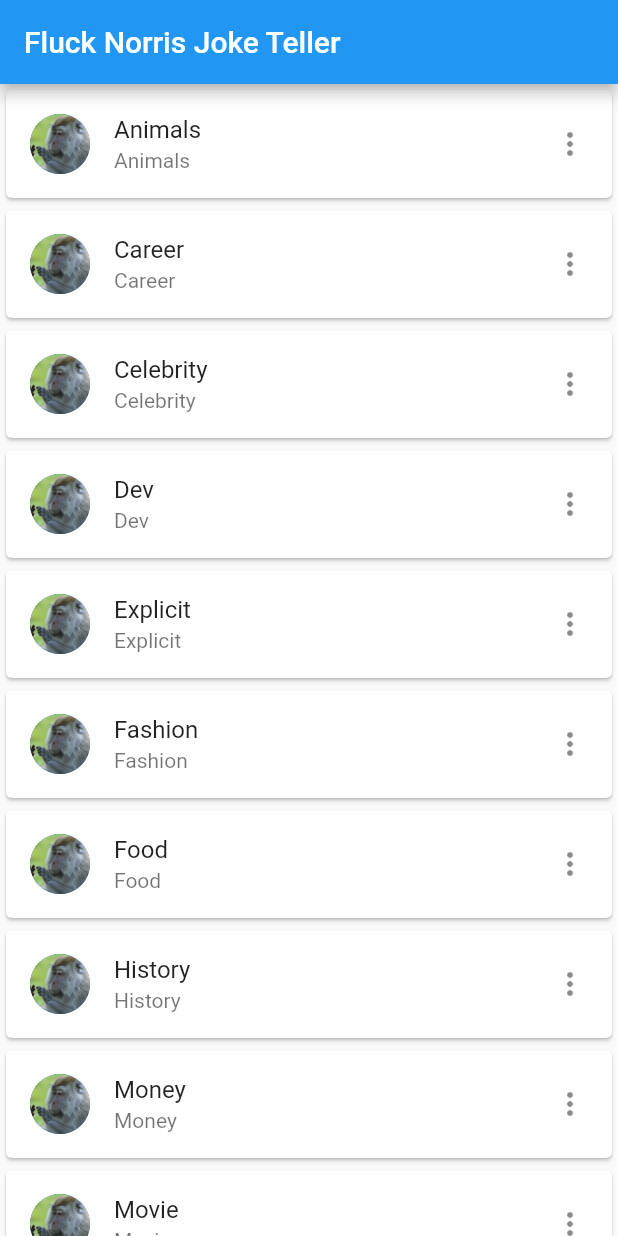
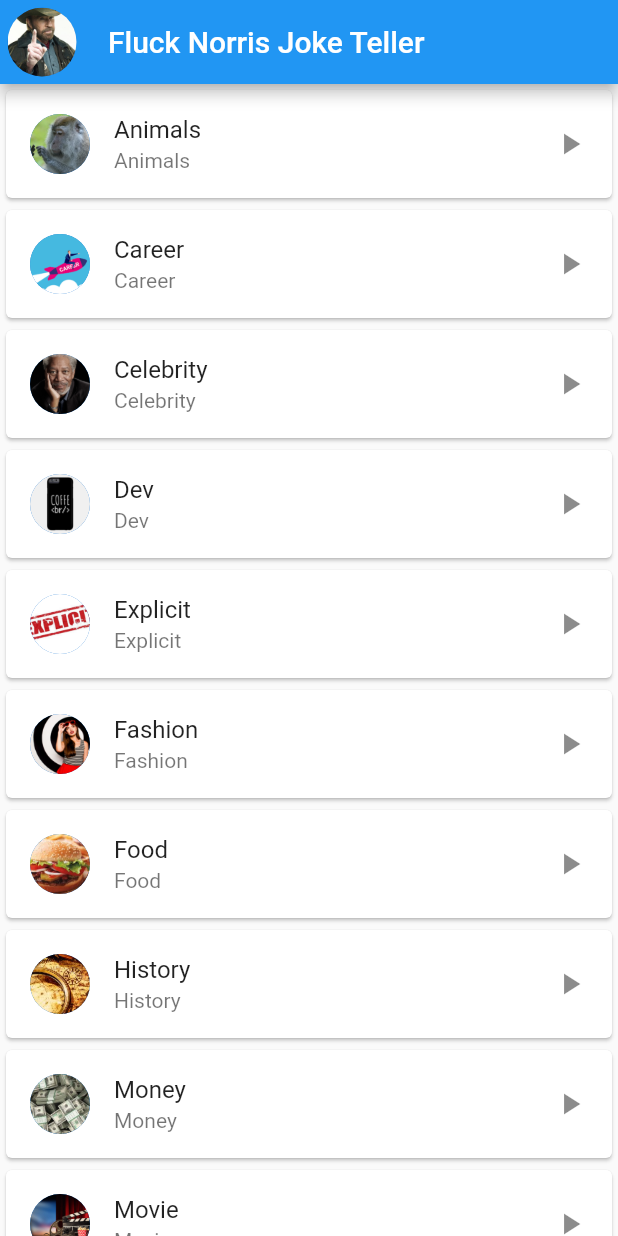
Before and after one commit to rodrigobastosv/flucknorris, a Flutter app: the screen it shows after launch, on a phone screen of 412 x 824 dp. Run offline on Flutter 3.47's test engine with Material 2 defaults, Android fonts, the phone set to English and light mode, and no system bars.

```diff
--- a/lib/joke-flavor-card.dart
+++ b/lib/joke-flavor-card.dart
@@ -16,11 +16,11 @@ class JokeFlavorCard extends StatelessWidget {
             print('teste');
           },
       leading: CircleAvatar(
-        backgroundImage: AssetImage('assets/animals.webp'),
+        backgroundImage: AssetImage('assets/$_imagePath'),
       ),
       title: Text(_flavor),
       subtitle: Text(_flavor),
-      trailing: Icon(Icons.more_vert),
+      trailing: Icon(Icons.play_arrow),
     ));
   }
 }
--- a/lib/main.dart
+++ b/lib/main.dart
@@ -21,26 +21,30 @@ class MyHomePage extends StatelessWidget {
   Widget build(BuildContext context) {
     return Scaffold(
       appBar: AppBar(
-        title: Text('Fluck Norris Joke Teller'),
-      ),
-      body: ListView(children: const <Widget>[
-        JokeFlavorCard('Animals', 'b'),
-        JokeFlavorCard('Career', 'b'),
-        JokeFlavorCard('Celebrity', 'b'),
-        JokeFlavorCard('Dev', 'b'),
-        JokeFlavorCard('Explicit', 'b'),
-        JokeFlavorCard('Fashion', 'b'),
-        JokeFlavorCard('Food', 'b'),
-        JokeFlavorCard('History', 'b'),
-        JokeFlavorCard('Money', 'b'),
-        JokeFlavorCard('Movie', 'b'),
-        JokeFlavorCard('Music', 'b'),
-        JokeFlavorCard('Political', 'b'),
-        JokeFlavorCard('Religion', 'b'),
-        JokeFlavorCard('Science', 'b'),
-        JokeFlavorCard('Sport', 'b'),
-        JokeFlavorCard('Travel', 'b'),
-      ]),
+          leading: Container(margin: EdgeInsets.all(5),
+            child: CircleAvatar(
+            backgroundImage: AssetImage('assets/chuck.jpg'),
+          ),),
+          title: Text('Fluck Norris Joke Teller'),
+    ),
+    body: ListView(children: const <Widget>[
+    JokeFlavorCard('Animals', 'animals.webp'),
+    JokeFlavorCard('Career', 'career.png'),
+    JokeFlavorCard('Celebrity', 'celebrity.jpg'),
+    JokeFlavorCard('Dev', 'dev.jpg'),
+    JokeFlavorCard('Explicit', 'explicit.jpg'),
+    JokeFlavorCard('Fashion', 'fashion.jpg'),
+    JokeFlavorCard('Food', 'food.jpg'),
+    JokeFlavorCard('History', 'history.jpg'),
+    JokeFlavorCard('Money', 'money.jpg'),
+    JokeFlavorCard('Movie', 'movie.jpg'),
+    JokeFlavorCard('Music', 'music.png'),
+    JokeFlavorCard('Political', 'political.jpg'),
+    JokeFlavorCard('Religion', 'religion.png'),
+    JokeFlavorCard('Science', 'science.jpg'),
+    JokeFlavorCard('Sport', 'sport.jpg'),
+    JokeFlavorCard('Travel', 'travel.jpg'),
+    ]),
     );
   }
 }
```
Also changed, not shown: assets/career.png (added), assets/celebrity.jpg (added), assets/chuck.jpg (added), assets/dev.jpg (added), assets/explicit.jpg (added), assets/fashion.jpg (added), assets/food.jpg (added), assets/history.jpg (added), assets/money.jpg (added), assets/movie.jpg (added), assets/music.png (added), assets/political.jpg (added), assets/religion.png (added), assets/science.jpg (added), 2 more files.
